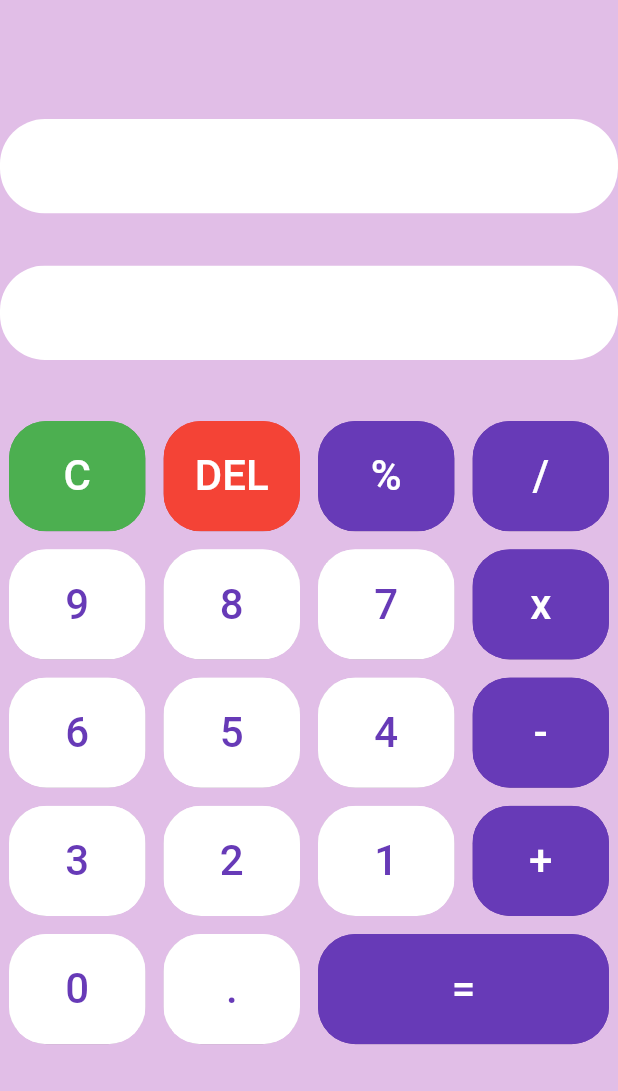
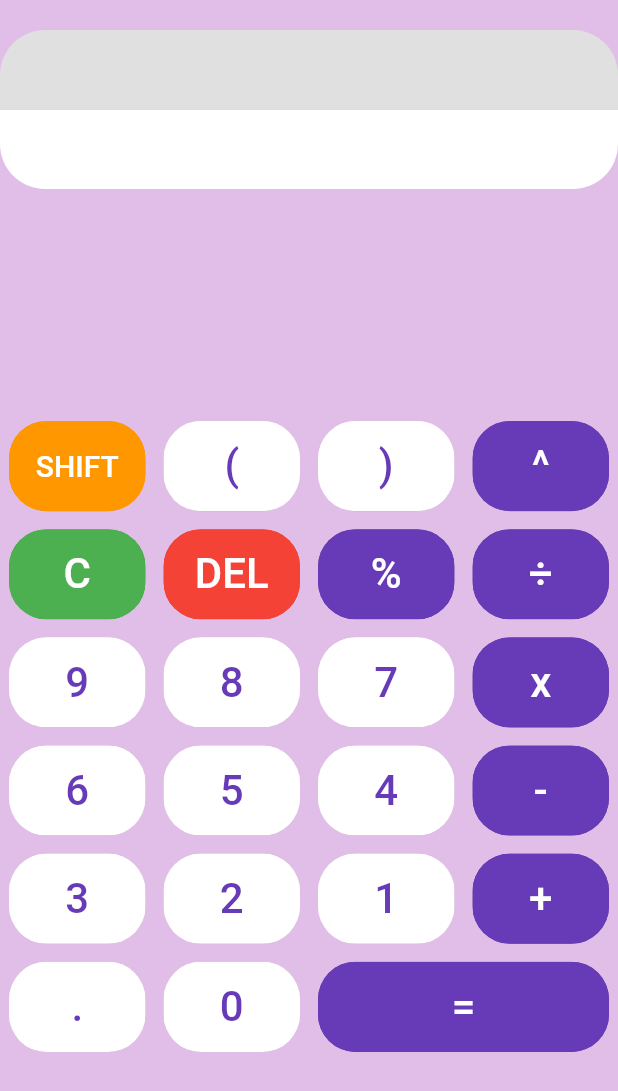
Before and after one commit to AmirHosein-Gharaati/Flutter-Calculator, a Flutter app: the screen it shows after launch, on a phone screen of 412 x 824 dp. Shown: the top 1091 px of the screen. Run offline on Flutter 3.47's test engine with Material 2 defaults, Android fonts, the phone set to English and light mode, and no system bars; our stand-ins replace math_expressions.

Commit message:
added some buttons and better view

```diff
--- a/lib/buttons.dart
+++ b/lib/buttons.dart
@@ -5,8 +5,14 @@ class MyButton extends StatelessWidget {
   final textColor;
   final String buttonText;
   final buttonTapeed;
+  final fontSize;
 
-  MyButton({this.color, this.textColor, this.buttonText, this.buttonTapeed});
+  MyButton(
+      {this.color,
+      this.textColor,
+      this.buttonText,
+      this.buttonTapeed,
+      this.fontSize});
 
   @override
   Widget build(BuildContext context) {
@@ -23,7 +29,7 @@ class MyButton extends StatelessWidget {
               child: Center(
                 child: Text(
                   buttonText,
-                  style: TextStyle(color: textColor, fontSize: 28.0),
+                  style: TextStyle(color: textColor, fontSize: fontSize),
                 ),
               ),
             ),
--- a/lib/main.dart
+++ b/lib/main.dart
@@ -25,10 +25,14 @@ class _HomePageState extends State<HomePage> {
   var userAnswer = '';
 
   final List<String> buttons = [
+    'SHIFT',
+    '(',
+    ')',
+    '^',
     'C',
     'DEL',
     '%',
-    '/',
+    '÷',
     '9',
     '8',
     '7',
@@ -41,8 +45,8 @@ class _HomePageState extends State<HomePage> {
     '2',
     '1',
     '+',
+    '.',
     '0',
-    '.',
     '='
   ];
 
@@ -55,17 +59,19 @@ class _HomePageState extends State<HomePage> {
           Expanded(
             child: Container(
               height: double.infinity,
+              child: SafeArea(
                 child: Column(
-                mainAxisAlignment: MainAxisAlignment.spaceEvenly,
                   children: <Widget>[
                     SizedBox(
-                    height: 10.0,
+                      height: 20,
                     ),
                     ClipRRect(
-                    borderRadius: BorderRadius.circular(30),
+                      borderRadius: BorderRadius.only(
+                          topLeft: Radius.circular(30),
+                          topRight: Radius.circular(30)),
                       child: Container(
-                      color: Colors.white,
-                      padding: EdgeInsets.all(20.0),
+                        color: Colors.grey[300],
+                        padding: EdgeInsets.all(15.0),
                         child: Text(
                           userQuestion,
                           style: TextStyle(fontSize: 20),
@@ -74,10 +80,13 @@ class _HomePageState extends State<HomePage> {
                       ),
                     ),
                     ClipRRect(
-                    borderRadius: BorderRadius.circular(30),
+                      borderRadius: BorderRadius.only(
+                        bottomRight: Radius.circular(30),
+                        bottomLeft: Radius.circular(30),
+                      ),
                       child: Container(
                         color: Colors.white,
-                      padding: EdgeInsets.all(20),
+                        padding: EdgeInsets.all(15),
                         child: Text(
                           userAnswer,
                           style: TextStyle(fontSize: 20),
@@ -86,6 +95,7 @@ class _HomePageState extends State<HomePage> {
                       ),
                     ),
                   ],
+                ),
               ),
             ),
           ),
@@ -98,8 +108,9 @@ class _HomePageState extends State<HomePage> {
                   crossAxisCount: 4,
                   itemBuilder: (BuildContext context, int index) {
                     //C button
-                    if (index == 0) {
+                    if (buttons[index] == "C") {
                       return MyButton(
+                        fontSize: 28.0,
                         buttonTapeed: () {
                           setState(() {
                             userQuestion = '';
@@ -111,8 +122,9 @@ class _HomePageState extends State<HomePage> {
                       );
                     }
                     //DEL button
-                    else if (index == 1) {
+                    else if (buttons[index] == "DEL") {
                       return MyButton(
+                        fontSize: 28.0,
                         buttonTapeed: () {
                           setState(() {
                             userQuestion = userQuestion.substring(
@@ -125,8 +137,9 @@ class _HomePageState extends State<HomePage> {
                       );
                     }
                     //equal button
-                    else if (index == buttons.length - 1) {
+                    else if (buttons[index] == "=") {
                       return MyButton(
+                        fontSize: 28.0,
                         buttonTapeed: () {
                           setState(() {
                             evaluateString();
@@ -137,8 +150,19 @@ class _HomePageState extends State<HomePage> {
                         textColor: Colors.white,
                       );
                     }
+                    //SHIFT button
+                    else if (buttons[index] == 'SHIFT') {
+                      return MyButton(
+                        fontSize: 20.0,
+                        buttonTapeed: () {},
+                        buttonText: 'SHIFT',
+                        color: Colors.orange,
+                        textColor: Colors.white,
+                      );
+                    }
                     bool isOperatorr = isOperator(buttons[index]);
                     return MyButton(
+                      fontSize: 28.0,
                       buttonTapeed: () {
                         setState(() {
                           userQuestion += buttons[index];
@@ -150,10 +174,10 @@ class _HomePageState extends State<HomePage> {
                     );
                   },
                   staggeredTileBuilder: (int index) {
-                    if (index != buttons.length - 1) {
-                      return StaggeredTile.count(1, 0.83);
+                    if (buttons[index] == "=") {
+                      return StaggeredTile.count(2, 0.7);
                     } else {
-                      return StaggeredTile.count(2, 0.83);
+                      return StaggeredTile.count(1, 0.7);
                     }
                   }),
             ),
@@ -164,7 +188,7 @@ class _HomePageState extends State<HomePage> {
   }
 
   bool isOperator(String b) {
-    if (b == '+' || b == '-' || b == 'x' || b == '/' || b == '%') {
+    if (b == '+' || b == '-' || b == 'x' || b == '÷' || b == '%' || b == '^') {
       return true;
     } else {
       return false;
@@ -174,6 +198,7 @@ class _HomePageState extends State<HomePage> {
   void evaluateString() {
     String finalQuestion = userQuestion;
     finalQuestion = finalQuestion.replaceAll('x', '*');
+    finalQuestion = finalQuestion.replaceAll('÷', '/');
 
     Parser p = Parser();
     Expression exp;
```
Lines whose indentation alone changed are shown as unchanged.
